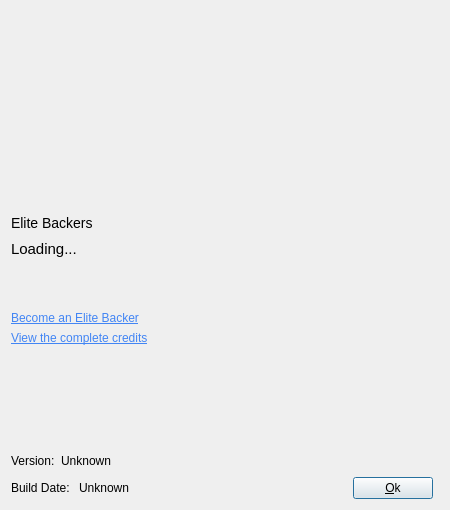
Old version of the form src/gui/src/AboutDialogBase.ui in the repository deskflow/deskflow.
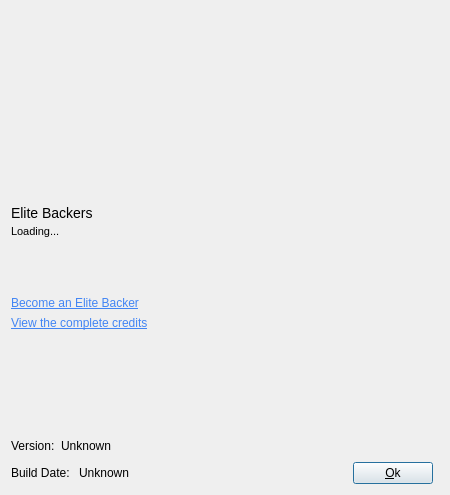
New version of the form. Icons and pictures are not drawn.

Commit message: Fix fonts and spaces for Windows

```diff
--- a/src/gui/src/AboutDialogBase.ui
+++ b/src/gui/src/AboutDialogBase.ui
@@ -13,7 +13,7 @@
     <x>0</x>
     <y>0</y>
     <width>450</width>
-    <height>510</height>
+    <height>495</height>
    </rect>
   </property>
   <property name="sizePolicy">
@@ -25,13 +25,13 @@
   <property name="minimumSize">
    <size>
     <width>450</width>
-    <height>510</height>
+    <height>495</height>
    </size>
   </property>
   <property name="maximumSize">
    <size>
     <width>450</width>
-    <height>510</height>
+    <height>495</height>
    </size>
   </property>
   <property name="windowTitle">
@@ -41,56 +41,86 @@
    <bool>true</bool>
   </property>
   <layout class="QGridLayout">
-   <item row="10" column="1" colspan="2">
-    <layout class="QHBoxLayout" name="horizontalLayout">
-     <item>
-      <widget class="QLabel" name="label">
-       <property name="sizePolicy">
-        <sizepolicy hsizetype="Minimum" vsizetype="Minimum">
-         <horstretch>0</horstretch>
-         <verstretch>0</verstretch>
-        </sizepolicy>
-       </property>
+   <item row="10" column="1">
+    <widget class="QLabel" name="labelCreditsLink">
        <property name="text">
-        <string>Version:</string>
-       </property>
-       <property name="margin">
-        <number>1</number>
+      <string notr="true">&lt;a href=&quot;https://symless.com/synergy/credits&quot; style=&quot;color: #4285F4;&quot;&gt;View the complete credits&lt;/a&gt;</string>
+     </property>
+     <property name="openExternalLinks">
+      <bool>true</bool>
        </property>
       </widget>
      </item>
-     <item>
-      <widget class="QLabel" name="m_pLabelSynergyVersion">
-       <property name="sizePolicy">
-        <sizepolicy hsizetype="Preferred" vsizetype="Minimum">
-         <horstretch>0</horstretch>
-         <verstretch>0</verstretch>
-        </sizepolicy>
-       </property>
+   <item row="9" column="1">
+    <widget class="QLabel" name="labelEliteBackerLink">
        <property name="text">
-        <string>Unknown</string>
-       </property>
-       <property name="margin">
-        <number>1</number>
+      <string>&lt;a href=&quot;https://symless.com/synergy/account-status&quot; style=&quot;color: #4285F4;&quot;&gt;Become an Elite Backer&lt;/a&gt;</string>
+     </property>
+     <property name="openExternalLinks">
+      <bool>true</bool>
        </property>
       </widget>
      </item>
-     <item>
-      <spacer name="horizontalSpacer">
+   <item row="3" column="1">
+    <spacer name="verticalSpacer">
        <property name="orientation">
-        <enum>Qt::Horizontal</enum>
+      <enum>Qt::Vertical</enum>
        </property>
        <property name="sizeHint" stdset="0">
         <size>
-         <width>40</width>
-         <height>20</height>
+       <width>20</width>
+       <height>9</height>
         </size>
        </property>
       </spacer>
      </item>
-    </layout>
+   <item row="1" column="1" colspan="2">
+    <spacer name="spacer">
+     <property name="orientation">
+      <enum>Qt::Vertical</enum>
+     </property>
+     <property name="sizeType">
+      <enum>QSizePolicy::Fixed</enum>
+     </property>
+     <property name="sizeHint" stdset="0">
+      <size>
+       <width>20</width>
+       <height>5</height>
+      </size>
+     </property>
+    </spacer>
    </item>
-   <item row="5" column="1">
+   <item row="6" column="1">
+    <layout class="QVBoxLayout" name="verticalLayout_2">
+     <property name="spacing">
+      <number>1</number>
+     </property>
+     <property name="sizeConstraint">
+      <enum>QLayout::SetNoConstraint</enum>
+     </property>
+     <property name="leftMargin">
+      <number>0</number>
+     </property>
+     <property name="topMargin">
+      <number>0</number>
+     </property>
+     <item>
+      <widget class="QLabel" name="labelEliteBackers">
+       <property name="font">
+        <font>
+         <pointsize>-1</pointsize>
+         <bold>false</bold>
+        </font>
+       </property>
+       <property name="styleSheet">
+        <string notr="true">font-size: 14px</string>
+       </property>
+       <property name="text">
+        <string>Elite Backers</string>
+       </property>
+      </widget>
+     </item>
+     <item>
     <widget class="QScrollArea" name="scrollAreaEliteBackers">
      <property name="sizePolicy">
       <sizepolicy hsizetype="Preferred" vsizetype="Preferred">
@@ -115,8 +145,8 @@
        <rect>
         <x>0</x>
         <y>0</y>
-        <width>426</width>
-        <height>68</height>
+          <width>419</width>
+          <height>83</height>
        </rect>
       </property>
       <layout class="QHBoxLayout" name="horizontalLayout_3">
@@ -139,9 +169,12 @@
          </property>
          <property name="font">
           <font>
-           <pointsize>11</pointsize>
-          </font>
-         </property>
+             <pointsize>-1</pointsize>
+            </font>
+           </property>
+           <property name="styleSheet">
+            <string notr="true">font-size: 11px;s</string>
+           </property>
          <property name="text">
           <string>Loading...</string>
          </property>
@@ -154,6 +187,8 @@
      </widget>
     </widget>
    </item>
+    </layout>
+   </item>
    <item row="0" column="1">
     <widget class="QLabel" name="label_Logo">
      <property name="sizePolicy">
@@ -182,49 +217,23 @@
      </property>
     </widget>
    </item>
-   <item row="8" column="1" colspan="2">
-    <spacer>
-     <property name="orientation">
-      <enum>Qt::Vertical</enum>
+   <item row="2" column="1" colspan="2">
+    <widget class="QLabel" name="label_3">
+     <property name="sizePolicy">
+      <sizepolicy hsizetype="Preferred" vsizetype="Preferred">
+       <horstretch>0</horstretch>
+       <verstretch>0</verstretch>
+      </sizepolicy>
      </property>
-     <property name="sizeType">
-      <enum>QSizePolicy::Preferred</enum>
-     </property>
-     <property name="sizeHint" stdset="0">
-      <size>
-       <width>20</width>
-       <height>100</height>
-      </size>
-     </property>
-    </spacer>
-   </item>
-   <item row="1" column="1" colspan="2">
-    <spacer name="spacer">
-     <property name="orientation">
-      <enum>Qt::Vertical</enum>
-     </property>
-     <property name="sizeType">
-      <enum>QSizePolicy::Fixed</enum>
-     </property>
-     <property name="sizeHint" stdset="0">
-      <size>
-       <width>20</width>
-       <height>5</height>
-      </size>
-     </property>
-    </spacer>
-   </item>
-   <item row="6" column="1">
-    <widget class="QLabel" name="labelEliteBackerLink">
      <property name="text">
-      <string>&lt;a href=&quot;https://symless.com/synergy/account-status&quot; style=&quot;color: #4285F4;&quot;&gt;Become an Elite Backer&lt;/a&gt;</string>
+      <string/>
      </property>
      <property name="openExternalLinks">
       <bool>true</bool>
      </property>
     </widget>
    </item>
-   <item row="11" column="1">
+   <item row="14" column="1">
     <layout class="QHBoxLayout" name="horizontalLayout_2">
      <item>
       <widget class="QLabel" name="label_5">
@@ -262,64 +271,70 @@
      </item>
     </layout>
    </item>
-   <item row="2" column="1" colspan="2">
-    <widget class="QLabel" name="label_3">
-     <property name="sizePolicy">
-      <sizepolicy hsizetype="Preferred" vsizetype="Preferred">
-       <horstretch>0</horstretch>
-       <verstretch>0</verstretch>
-      </sizepolicy>
-     </property>
-     <property name="text">
-      <string/>
-     </property>
-     <property name="wordWrap">
-      <bool>true</bool>
-     </property>
-     <property name="margin">
-      <number>1</number>
-     </property>
-    </widget>
-   </item>
-   <item row="4" column="1">
-    <widget class="QLabel" name="labelEliteBackers">
-     <property name="font">
-      <font>
-       <pointsize>-1</pointsize>
-       <weight>50</weight>
-       <bold>false</bold>
-      </font>
-     </property>
-     <property name="styleSheet">
-      <string notr="true">font-size: 14px</string>
-     </property>
-     <property name="text">
-      <string>Elite Backers</string>
-     </property>
-    </widget>
-   </item>
-   <item row="3" column="1">
-    <spacer name="verticalSpacer">
+   <item row="11" column="1" colspan="2">
+    <spacer>
      <property name="orientation">
       <enum>Qt::Vertical</enum>
      </property>
+     <property name="sizeType">
+      <enum>QSizePolicy::Preferred</enum>
+     </property>
      <property name="sizeHint" stdset="0">
       <size>
        <width>20</width>
-       <height>9</height>
+       <height>100</height>
       </size>
      </property>
     </spacer>
    </item>
-   <item row="7" column="1">
-    <widget class="QLabel" name="labelCreditsLink">
+   <item row="13" column="1" colspan="2">
+    <layout class="QHBoxLayout" name="horizontalLayout">
+     <item>
+      <widget class="QLabel" name="label">
+       <property name="sizePolicy">
+        <sizepolicy hsizetype="Minimum" vsizetype="Minimum">
+         <horstretch>0</horstretch>
+         <verstretch>0</verstretch>
+        </sizepolicy>
+       </property>
      <property name="text">
-      <string notr="true">&lt;a href=&quot;https://symless.com/synergy/credits&quot; style=&quot;color: #4285F4;&quot;&gt;View the complete credits&lt;/a&gt;</string>
-     </property>
-     <property name="openExternalLinks">
-      <bool>true</bool>
-     </property>
-    </widget>
+        <string>Version:</string>
+       </property>
+       <property name="margin">
+        <number>1</number>
+       </property>
+      </widget>
+     </item>
+     <item>
+      <widget class="QLabel" name="m_pLabelSynergyVersion">
+       <property name="sizePolicy">
+        <sizepolicy hsizetype="Preferred" vsizetype="Minimum">
+         <horstretch>0</horstretch>
+         <verstretch>0</verstretch>
+        </sizepolicy>
+       </property>
+       <property name="text">
+        <string>Unknown</string>
+       </property>
+       <property name="margin">
+        <number>1</number>
+       </property>
+      </widget>
+     </item>
+     <item>
+      <spacer name="horizontalSpacer">
+       <property name="orientation">
+        <enum>Qt::Horizontal</enum>
+       </property>
+       <property name="sizeHint" stdset="0">
+        <size>
+         <width>40</width>
+         <height>20</height>
+        </size>
+       </property>
+      </spacer>
+     </item>
+    </layout>
    </item>
   </layout>
  </widget>
```
Left out of the diff: 5 changed lines with no effect on the pictures. Lines whose indentation alone changed are shown as unchanged.
